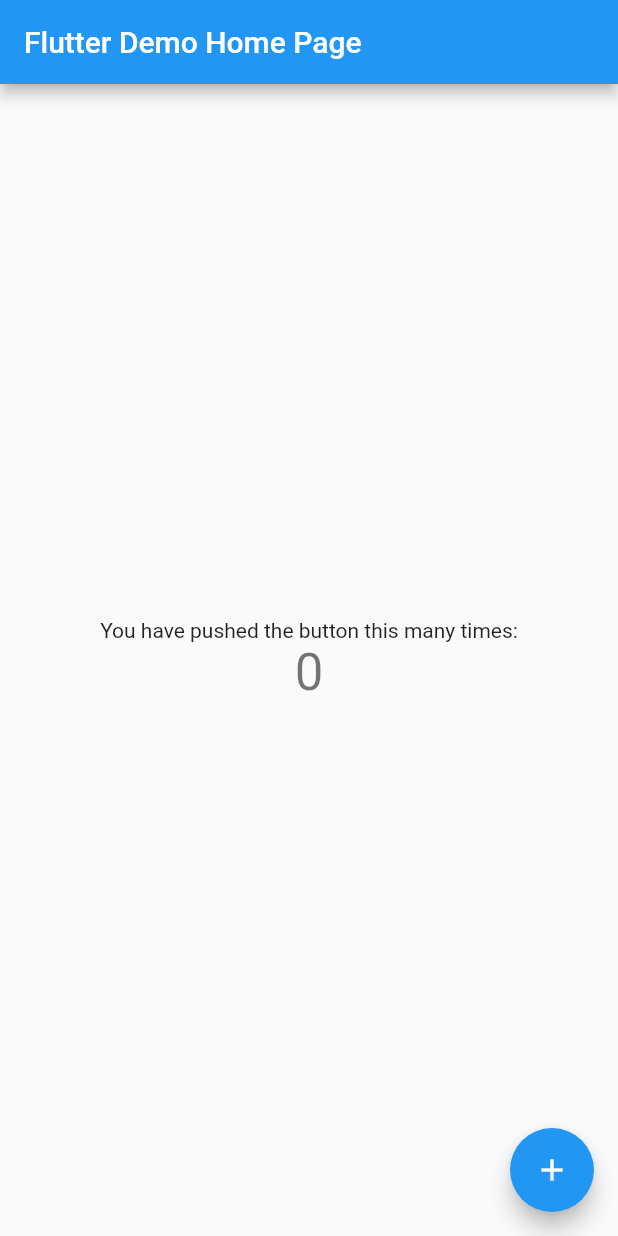
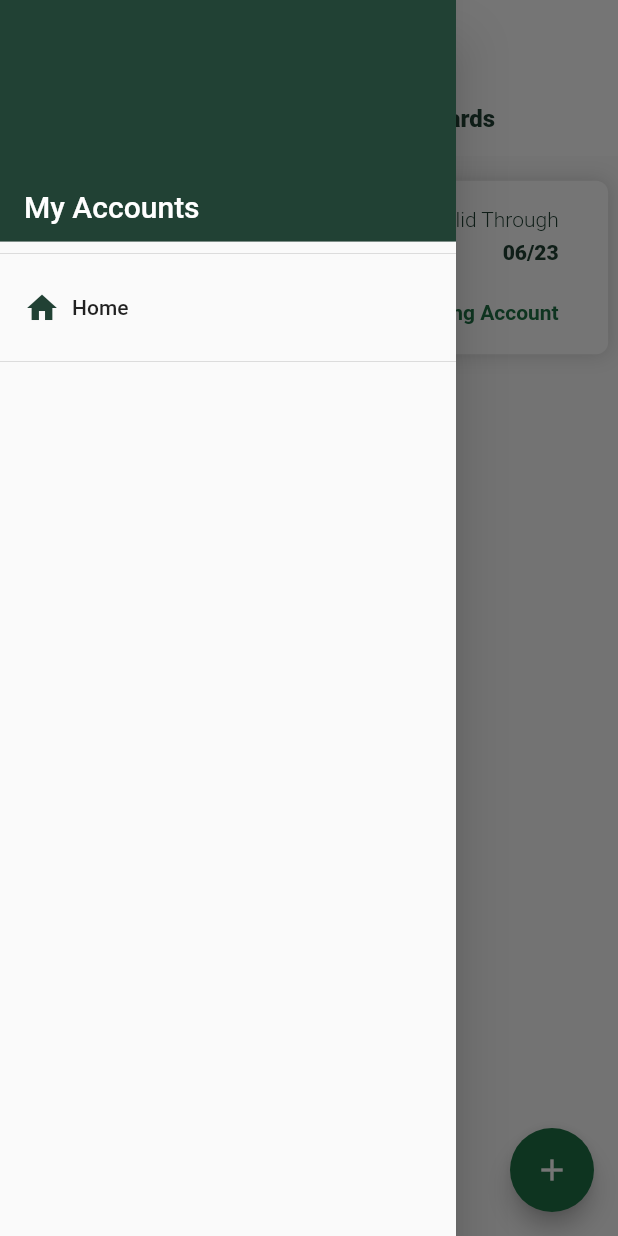
Before and after one commit to RafiMagsi/myaccountsapp, a Flutter app: the screen it shows after launch, with the side drawer open (before the commit the screen has no drawer), on a phone screen of 412 x 824 dp. Run offline on Flutter 3.47's test engine with Material 2 defaults, Android fonts, the phone set to English and light mode, and no system bars; Roboto replaces fonts that are missing (Titillium).

Commit message:
Accounts view completed.

```diff
--- /dev/null
+++ b/lib/Manager/AppDrawer.dart
@@ -0,0 +1,50 @@
+import 'package:flutter/material.dart';
+import 'package:my_accounts/Screens/HomePage.dart';
+import 'package:my_accounts/Settings/AppConstants.dart';
+import 'package:my_accounts/Settings/ScreenManager.dart';
+
+class AppDrawer extends StatelessWidget {
+  @override
+  Widget build(BuildContext context) {
+    return Drawer(
+      child: ListView(
+        padding: EdgeInsets.zero,
+        children: <Widget>[
+          _createHeader(),
+          Divider(),
+          _createDrawerItem(
+              icon: Icons.home, text: 'Home', onTap: () => ScreenManager.gotoScreenByRouteName(context, HomePage.routeName, data: null)),
+          Divider(),
+        ],
+      ),
+    );
+  }
+
+  Widget _createHeader() {
+    return DrawerHeader(
+        margin: EdgeInsets.zero,
+        padding: EdgeInsets.zero,
+        decoration: BoxDecoration(color: AppConstants.appDarkGreenColor),
+        child: Stack(children: <Widget>[
+          Positioned(
+              bottom: 12.0,
+              left: 16.0,
+              child: Text(AppConstants.appName, style: TextStyle(color: Colors.white, fontSize: 20.0, fontWeight: FontWeight.w500))),
+        ]));
+  }
+
+  Widget _createDrawerItem({IconData icon, String text, GestureTapCallback onTap}) {
+    return ListTile(
+      title: Row(
+        children: <Widget>[
+          Icon(icon, color: AppConstants.appDarkGreenColor),
+          Padding(
+            padding: EdgeInsets.only(left: 8.0),
+            child: Text(text),
+          )
+        ],
+      ),
+      onTap: onTap,
+    );
+  }
+}
--- /dev/null
+++ b/lib/Manager/TabBarManager.dart
@@ -0,0 +1,51 @@
+
+import 'dart:ui';
+
+import 'package:flutter/material.dart';
+import 'package:my_accounts/Screens/AccountsView.dart';
+import 'package:my_accounts/Screens/CardsView.dart';
+import 'package:my_accounts/Settings/AppConstants.dart';
+
+class TabBarManager extends StatelessWidget {
+  final TabController _controller;
+
+  TabBarManager(this._controller);
+
+  @override
+  Widget build(BuildContext context) {
+    return new ListView(
+      children: <Widget>[
+        new Container(
+          decoration: new BoxDecoration(color: AppConstants.appBgColor),
+          child: new TabBar(
+            indicator: UnderlineTabIndicator(
+                borderSide: BorderSide(width: 2.5, color: AppConstants.appLightGreenColor),
+                insets: EdgeInsets.symmetric(horizontal:60.0)
+            ),
+            labelColor: AppConstants.appLightGreenColor,
+            unselectedLabelColor: AppConstants.appDarkGreenColor,
+            controller: _controller,
+            tabs: [
+              new Tab(
+                child: Text(AppConstants.sAccounts, style: TextStyle( fontWeight: FontWeight.w800, fontSize: 16),),
+              ),
+              new Tab(
+                child: Text(AppConstants.sCards, style: TextStyle(fontWeight: FontWeight.w800, fontSize: 16),),
+              ),
+            ],
+          ),
+        ),
+        new Container(
+          height: AppConstants.shared.screenHeight,
+          child: new TabBarView(
+            controller: _controller,
+            children: <Widget>[
+              AccountsView(),
+              CardsView(),
+            ],
+          ),
+        ),
+      ],
+    );
+  }
+}
--- /dev/null
+++ b/lib/Screens/AccountsView.dart
@@ -0,0 +1,33 @@
+import 'package:flutter/material.dart';
+import 'package:my_accounts/Widgets/AccountInfoWidget.dart';
+
+class AccountsView extends StatefulWidget {
+  static const routeName = '/home';
+
+  AccountsView({Key key}) : super(key: key);
+
+  @override
+  _AccountsViewState createState() => _AccountsViewState();
+}
+
+class _AccountsViewState extends State<AccountsView> {
+
+  TabController _controller;
+
+  @override
+  void initState() {
+    super.initState();
+  }
+
+  @override
+  Widget build(BuildContext context) {
+    return Scaffold(
+      body: Container(color: Colors.transparent,
+      child: Column(
+        children: [
+          AccountInfoWidget()
+        ],
+      ),),
+    );
+  }
+}
--- /dev/null
+++ b/lib/Screens/CardsView.dart
@@ -0,0 +1,27 @@
+import 'package:flutter/material.dart';
+
+class CardsView extends StatefulWidget {
+  static const routeName = '/home';
+
+  CardsView({Key key}) : super(key: key);
+
+  @override
+  _CardsViewState createState() => _CardsViewState();
+}
+
+class _CardsViewState extends State<CardsView> {
+
+  TabController _controller;
+
+  @override
+  void initState() {
+    super.initState();
+  }
+
+  @override
+  Widget build(BuildContext context) {
+    return Scaffold(
+      body: Container(color: Colors.greenAccent,),
+    );
+  }
+}
--- /dev/null
+++ b/lib/Screens/HomePage.dart
@@ -0,0 +1,50 @@
+import 'package:flutter/material.dart';
+import 'package:my_accounts/Manager/AppDrawer.dart';
+import 'package:my_accounts/Manager/TabBarManager.dart';
+import 'package:my_accounts/Settings/AppConstants.dart';
+
+class HomePage extends StatefulWidget {
+  static const routeName = '/home';
+
+  HomePage({Key key}) : super(key: key);
+
+  @override
+  _HomePageState createState() => _HomePageState();
+}
+
+class _HomePageState extends State<HomePage> with SingleTickerProviderStateMixin{
+
+  TabController _controller;
+  AppConstants constants = AppConstants();
+
+  @override
+  void initState() {
+    _controller = new TabController(length: 2, vsync: this);
+    super.initState();
+  }
+  @override
+  Widget build(BuildContext context) {
+    constants.setAppSettings(context);
+
+    return Scaffold(
+      drawer: AppDrawer(),
+      appBar: AppBar(
+        iconTheme: IconThemeData(color: AppConstants.appDarkGreenColor),
+        centerTitle: false,
+        backgroundColor: AppConstants.appBgColor,
+        shadowColor: Colors.transparent,
+        title: Text(AppConstants.appName, style: TextStyle(color: AppConstants.appDarkGreenColor, fontWeight: FontWeight.w700)),
+      ),
+      floatingActionButton: FloatingActionButton(
+        onPressed: _buttonAction,
+        backgroundColor: AppConstants.appGreenColor,
+        child: Icon(Icons.add)
+      ),
+      body: TabBarManager(_controller),
+    );
+  }
+
+  void _buttonAction() {
+    print("Add button tapped");
+  }
+}
--- /dev/null
+++ b/lib/Settings/AppConstants.dart
@@ -0,0 +1,53 @@
+import 'package:flutter/cupertino.dart';
+import 'package:flutter/material.dart';
+
+class AppConstants {
+  // singleton
+  static final AppConstants _singleton = AppConstants._internal();
+
+  factory AppConstants() => _singleton;
+
+  AppConstants._internal();
+
+  static AppConstants get shared => _singleton;
+
+  // Screen size constants
+  double screenHeight;
+  double screenWidth;
+  double fieldGap;
+  double topGap;
+  double fieldHeight52;
+  double fieldHeight45;
+  double edgeDistance;
+
+  void setAppSettings(BuildContext context) {
+    this.screenHeight = MediaQuery.of(context).size.height;
+    this.screenWidth = MediaQuery.of(context).size.width;
+    this.fieldGap = screenHeight * 0.0225;
+    this.topGap = screenHeight * 0.02;
+    this.edgeDistance = edgeDistance = screenWidth * 0.08;
+    this.fieldHeight52 = 52;
+    this.fieldHeight45 = 45;
+  }
+
+  // Color constants
+  static Color appBgColor = const Color(0xFFFFFFFF);
+  static Color appBorderGreyColor = const Color(0xFF4E4D51);
+  static Color appGreenColor = const Color(0xFF1F7245);
+  static Color appLightGreenColor = const Color(0xFF098B5C);
+  static Color appDarkGreenColor = const Color(0xFF214134);
+  static Color appBorderYellowColor = const Color(0xFF214134);
+  static Color bmtWhiteColor50Percent = const Color.fromRGBO(255, 255, 255, 0.5);
+  static Color bmtTransparent = Colors.transparent;
+
+  // Images Paths
+  static String bmtImageLocationArrow = "assets/home/location_arrow.png";
+
+  // General String Constants
+  static String appName = "My Accounts";
+  static String sAccounts = "Accounts";
+  static String sCards = "Cards";
+
+  //Fonts
+  static String fontTitillium = "Titillium";
+}
--- /dev/null
+++ b/lib/Settings/Routes.dart
@@ -0,0 +1,11 @@
+import 'package:flutter/material.dart';
+import 'package:my_accounts/Screens/HomePage.dart';
+import 'package:my_accounts/Settings/AppConstants.dart';
+
+Route<dynamic> onGenerateRoute(RouteSettings settings) {
+  var routes = {
+    HomePage.routeName: (context) => HomePage(),
+  };
+  WidgetBuilder builder = routes[settings.name];
+  return MaterialPageRoute(builder: (ctx) => builder(ctx));
+}
--- /dev/null
+++ b/lib/Settings/ScreenManager.dart
@@ -0,0 +1,39 @@
+
+import 'package:flutter/material.dart';
+import 'package:my_accounts/Screens/HomePage.dart';
+
+enum Screen {
+  HOME_VIEW,
+}
+
+class ScreenManager {
+  static gotoScreen(BuildContext context, Screen screen, [Map<String, String> data]) {
+    Widget screenToGo = getScreenToGo(screen, data);
+
+    navigateToScreen(context, screenToGo);
+  }
+
+  static navigateToScreen(context, Widget screen) {
+    Navigator.push(context, MaterialPageRoute(builder: (context) => screen));
+  }
+
+  static gotoScreenByRouteName(BuildContext context, String routeName, {Object data}) {
+    Navigator.pushNamed(
+      context,
+      routeName,
+      arguments: data,
+    );
+  }
+
+  static Widget getScreenToGo(Screen screen, [Map<String, String> data]) {
+    Widget screenToGo;
+    switch (screen) {
+      case Screen.HOME_VIEW:
+        {
+          screenToGo = HomePage();
+        }
+        break;
+    }
+    return screenToGo;
+  }
+}
--- /dev/null
+++ b/lib/Settings/Theme/Theme.dart
@@ -0,0 +1,34 @@
+import 'package:flutter/material.dart';
+import 'package:flutter/cupertino.dart';
+import 'package:my_accounts/Settings/AppConstants.dart';
+
+ThemeData themeData = ThemeData(
+  primaryColor: AppConstants.appBgColor,
+  primaryColorDark: AppConstants.appBorderGreyColor,
+  accentColor: AppConstants.appDarkGreenColor,
+  fontFamily: 'Helvetica',
+  textTheme: TextTheme(
+    headline6: TextStyle(
+      color: AppConstants.appDarkGreenColor,
+      fontWeight: FontWeight.bold,
+    ),
+    headline5: TextStyle(
+      color: AppConstants.appDarkGreenColor,
+      fontWeight: FontWeight.bold,
+    ),
+    headline4: TextStyle(
+      color: AppConstants.appDarkGreenColor,
+      fontWeight: FontWeight.bold,
+    ),headline3: TextStyle(
+    color: AppConstants.appDarkGreenColor,
+    fontWeight: FontWeight.bold,
+  ),
+    subtitle1: TextStyle(
+      fontWeight: FontWeight.bold,
+    ),
+    caption: TextStyle(
+      fontWeight: FontWeight.bold,
+      color: AppConstants.appDarkGreenColor,
+    ),
+  ),
+);
--- /dev/null
+++ b/lib/Widgets/AccountInfoWidget.dart
@@ -0,0 +1,140 @@
+import 'package:flutter/cupertino.dart';
+import 'package:flutter/material.dart';
+import 'package:my_accounts/Settings/AppConstants.dart';
+
+class AccountInfoWidget extends StatefulWidget {
+  AccountInfoWidget();
+
+  _AccountInfoWidgetState createState() => _AccountInfoWidgetState();
+}
+
+class _AccountInfoWidgetState extends State<AccountInfoWidget> {
+  double imageSize;
+
+  AppConstants constants = AppConstants();
+  @override
+  Widget build(BuildContext context) {
+    return Container(
+      padding: EdgeInsets.fromLTRB(constants.edgeDistance*0.2, constants.topGap, constants.edgeDistance*0.2, constants.topGap),
+      child: Container(
+        width: constants.screenWidth,
+        decoration: BoxDecoration(
+          borderRadius: BorderRadius.all(Radius.circular(8)),
+          color: Colors.white,
+          boxShadow: [
+            BoxShadow(
+              color: const Color(0x29000000),
+              offset: Offset(0, 0),
+              blurRadius: 10,
+            ),
+          ],
+        ),
+        padding: EdgeInsets.fromLTRB(constants.edgeDistance, constants.topGap, constants.edgeDistance, constants.topGap),
+        child: Column(
+          children: [
+            Container(
+              child: Row(
+                mainAxisAlignment: MainAxisAlignment.spaceBetween,
+                children: [
+                  Text(
+                    "1234 **** **** 2443",
+                    textAlign: TextAlign.center,
+                    style: TextStyle(
+                      color: AppConstants.appDarkGreenColor,
+                      fontSize: 16,
+                      fontFamily: AppConstants.fontTitillium,
+                      fontWeight: FontWeight.w800,
+                    ),
+                  ),
+                  Text(
+                    "Card Valid Through",
+                    style: TextStyle(
+                      color: AppConstants.appDarkGreenColor,
+                      fontSize: 14,
+                      fontFamily: AppConstants.fontTitillium,
+                      fontWeight: FontWeight.w300,
+                    ),
+                  ),
+                ],
+              ),
+            ),
+            Container(
+              child: Row(
+                mainAxisAlignment: MainAxisAlignment.spaceBetween,
+                children: [
+                  Container(
+                    padding: EdgeInsets.fromLTRB(0, constants.topGap * 0.5, 0, 0),
+                    child: Text(
+                      "Al Nahda Branch - Dubai UAE",
+                      style: TextStyle(
+                        color: AppConstants.appDarkGreenColor,
+                        fontSize: 14,
+                        fontFamily: AppConstants.fontTitillium,
+                        fontWeight: FontWeight.w400,
+                      ),
+                    ),
+                  ),
+                  Container(
+                    child: Text(
+                      "06/23",
+                      style: TextStyle(
+                        color: AppConstants.appDarkGreenColor,
+                        fontSize: 14,
+                        fontFamily: AppConstants.fontTitillium,
+                        fontWeight: FontWeight.w800,
+                      ),
+                    ),
+                  ),
+                ],
+              ),
+            ),
+            Container(
+              padding: EdgeInsets.fromLTRB(0, constants.topGap, 0, 0),
+              child: Row(
+                mainAxisAlignment: MainAxisAlignment.spaceBetween,
+                children: [
+                  Container(
+                    child: Row(
+                      children: [
+                        Text(
+                          "130,000,00",
+                          style: TextStyle(
+                            color: AppConstants.appGreenColor,
+                            fontSize: 20,
+                            fontFamily: AppConstants.fontTitillium,
+                            fontWeight: FontWeight.w700,
+                          ),
+                        ),
+                        Text(
+                          "IQD",
+                          style: TextStyle(
+                            color: AppConstants.appGreenColor,
+                            fontSize: 12,
+                            fontFamily: AppConstants.fontTitillium,
+                            fontWeight: FontWeight.w700,
+                          ),
+                        ),
+                      ],
+                    ),
+                  ),
+                  Flexible(
+                    child: Text(
+                      "Saving Account",
+                      textAlign: TextAlign.end,
+                      style: TextStyle(
+                        color: AppConstants.appGreenColor,
+                        fontSize: 14,
+                        fontFamily: AppConstants.fontTitillium,
+                        fontWeight: FontWeight.w600,
+                      ),
+                    ),
+                  ),
+                ],
+              ),
+            ),
+          ],
+        ),
+      ),
+    );
+  }
+}
--- /dev/null
+++ b/lib/Widgets/MakeImageWithDecoration.dart
@@ -0,0 +1,29 @@
+import 'package:flutter/cupertino.dart';
+
+class MakeImageWithDecoration extends StatefulWidget {
+  final String imageName;
+
+  MakeImageWithDecoration(this.imageName);
+
+  _MakeImageWithDecorationState createState() => _MakeImageWithDecorationState();
+}
+
+class _MakeImageWithDecorationState extends State<MakeImageWithDecoration> {
+  double imageSize;
+
+  @override
+  Widget build(BuildContext context) {
+    imageSize = MediaQuery.of(context).size.height * 0.025;
+    return Container(
+      padding: EdgeInsets.fromLTRB(0, 0, 0, 0),
+      width: imageSize,
+      height: imageSize,
+      decoration: BoxDecoration(
+        image: DecorationImage(
+          image: AssetImage(widget.imageName),
+          fit: BoxFit.fitHeight,
+        ),
+      ),
+    );
+  }
+}
--- a/lib/main.dart
+++ b/lib/main.dart
@@ -1,117 +1,20 @@
 import 'package:flutter/material.dart';
+import 'package:my_accounts/Screens/HomePage.dart';
+import 'package:my_accounts/Settings/Routes.dart';
 
 void main() {
   runApp(MyApp());
 }
 
 class MyApp extends StatelessWidget {
-  // This widget is the root of your application.
   @override
   Widget build(BuildContext context) {
     return MaterialApp(
-      title: 'Flutter Demo',
+      onGenerateRoute: onGenerateRoute,
       theme: ThemeData(
-        // This is the theme of your application.
-        //
-        // Try running your application with "flutter run". You'll see the
-        // application has a blue toolbar. Then, without quitting the app, try
-        // changing the primarySwatch below to Colors.green and then invoke
-        // "hot reload" (press "r" in the console where you ran "flutter run",
-        // or simply save your changes to "hot reload" in a Flutter IDE).
-        // Notice that the counter didn't reset back to zero; the application
-        // is not restarted.
-        primarySwatch: Colors.blue,
-        // This makes the visual density adapt to the platform that you run
-        // the app on. For desktop platforms, the controls will be smaller and
-        // closer together (more dense) than on mobile platforms.
         visualDensity: VisualDensity.adaptivePlatformDensity,
       ),
-      home: MyHomePage(title: 'Flutter Demo Home Page'),
+      home: HomePage(),
     );
   }
 }
-
-class MyHomePage extends StatefulWidget {
-  MyHomePage({Key key, this.title}) : super(key: key);
-
-  // This widget is the home page of your application. It is stateful, meaning
-  // that it has a State object (defined below) that contains fields that affect
-  // how it looks.
-
-  // This class is the configuration for the state. It holds the values (in this
-  // case the title) provided by the parent (in this case the App widget) and
-  // used by the build method of the State. Fields in a Widget subclass are
-  // always marked "final".
-
-  final String title;
-
-  @override
-  _MyHomePageState createState() => _MyHomePageState();
-}
-
-class _MyHomePageState extends State<MyHomePage> {
-  int _counter = 0;
-
-  void _incrementCounter() {
-    setState(() {
-      // This call to setState tells the Flutter framework that something has
-      // changed in this State, which causes it to rerun the build method below
-      // so that the display can reflect the updated values. If we changed
-      // _counter without calling setState(), then the build method would not be
-      // called again, and so nothing would appear to happen.
-      _counter++;
-    });
-  }
-
-  @override
-  Widget build(BuildContext context) {
-    // This method is rerun every time setState is called, for instance as done
-    // by the _incrementCounter method above.
-    //
-    // The Flutter framework has been optimized to make rerunning build methods
-    // fast, so that you can just rebuild anything that needs updating rather
-    // than having to individually change instances of widgets.
-    return Scaffold(
-      appBar: AppBar(
-        // Here we take the value from the MyHomePage object that was created by
-        // the App.build method, and use it to set our appbar title.
-        title: Text(widget.title),
-      ),
-      body: Center(
-        // Center is a layout widget. It takes a single child and positions it
-        // in the middle of the parent.
-        child: Column(
-          // Column is also a layout widget. It takes a list of children and
-          // arranges them vertically. By default, it sizes itself to fit its
-          // children horizontally, and tries to be as tall as its parent.
-          //
-          // Invoke "debug painting" (press "p" in the console, choose the
-          // "Toggle Debug Paint" action from the Flutter Inspector in Android
-          // Studio, or the "Toggle Debug Paint" command in Visual Studio Code)
-          // to see the wireframe for each widget.
-          //
-          // Column has various properties to control how it sizes itself and
-          // how it positions its children. Here we use mainAxisAlignment to
-          // center the children vertically; the main axis here is the vertical
-          // axis because Columns are vertical (the cross axis would be
-          // horizontal).
-          mainAxisAlignment: MainAxisAlignment.center,
-          children: <Widget>[
-            Text(
-              'You have pushed the button this many times:',
-            ),
-            Text(
-              '$_counter',
-              style: Theme.of(context).textTheme.headline4,
-            ),
-          ],
-        ),
-      ),
-      floatingActionButton: FloatingActionButton(
-        onPressed: _incrementCounter,
-        tooltip: 'Increment',
-        child: Icon(Icons.add),
-      ), // This trailing comma makes auto-formatting nicer for build methods.
-    );
-  }
-}
```
Also changed, not shown: assets/fonts/Titillium/titilliumweb-bold.ttf (added), assets/fonts/Titillium/titilliumweb-extralight.ttf (added), assets/fonts/Titillium/titilliumweb-light.ttf (added), assets/fonts/Titillium/titilliumweb-regular.ttf (added), assets/fonts/Titillium/titilliumweb-semibold.ttf (added).
